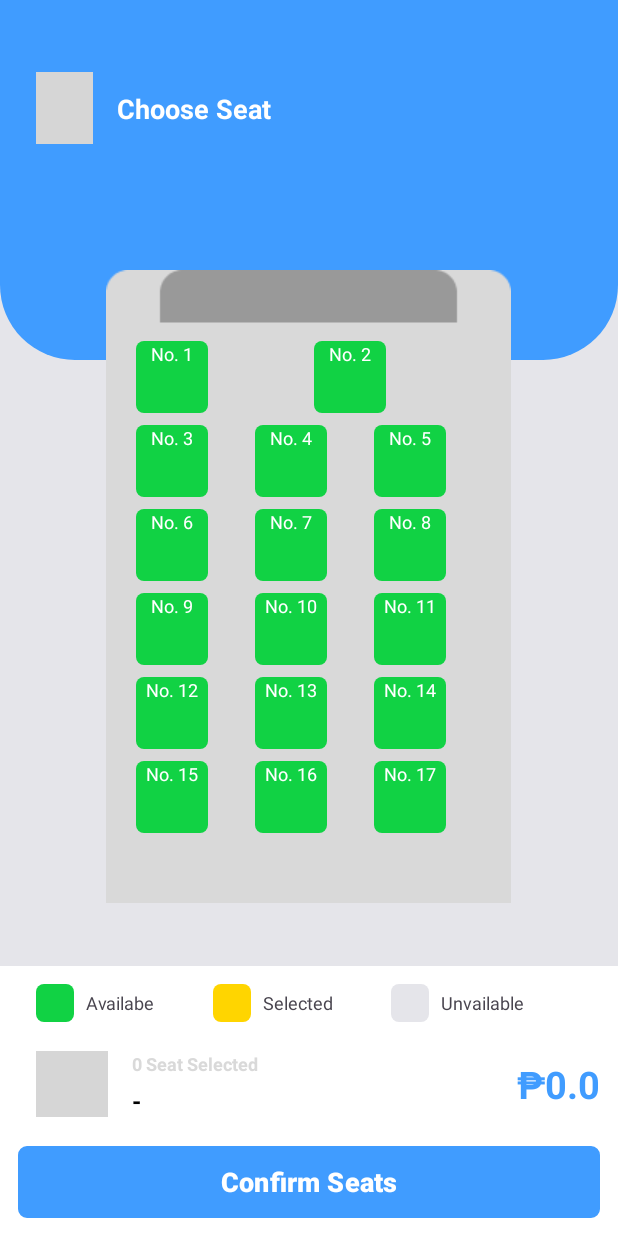
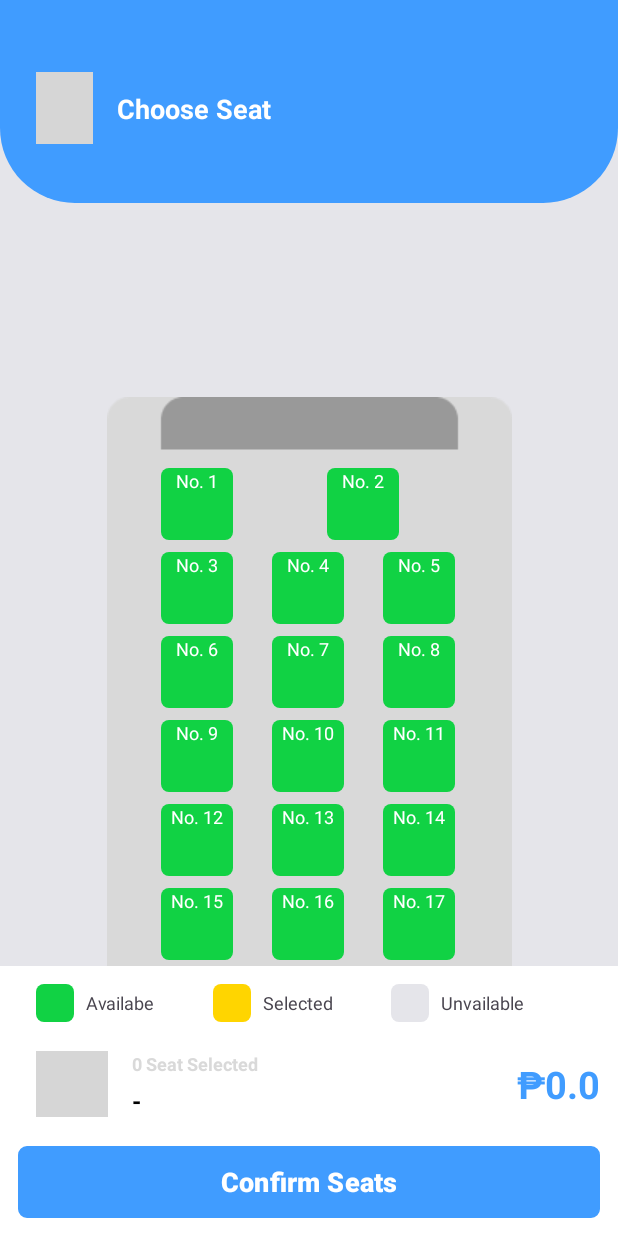
Before and after one commit to Kangkong24/NextVan, an Android app: the SeatListActivity screen opened directly, with no data from a screen before it, on a phone screen of 412 x 824 dp. Run offline under Robolectric (Android 15) with nearby library versions, the light colour scheme and no system bars; grey boxes are pictures that could not be loaded.

Commit message:
Improve the realtime availability of seats and improve ui.

```diff
--- a/app/src/main/java/com/example/nextvanproto/ReservedSeatsResponse.kt
+++ b/app/src/main/java/com/example/nextvanproto/ReservedSeatsResponse.kt
@@ -1,6 +1,6 @@
 package com.example.nextvanproto
 
 data class ReserveSeatsResponse(
-    val status: String,        // Example: "success" or "error"
-    val reserved_seats: String // Updated list of reserved seats
+    val status: String,
+    val reserved_seats: List<String>
 )
--- a/app/src/main/java/com/example/nextvanproto/RetrofitClient.kt
+++ b/app/src/main/java/com/example/nextvanproto/RetrofitClient.kt
@@ -7,6 +7,7 @@ import retrofit2.converter.gson.GsonConverterFactory
 
 object RetrofitClient {
     private const val BASE_URL = "http://192.168.100.16/NextVan/"
+   // private const val BASE_URL = "http://192.168.43.163/NextVan/"
     private val gson = GsonBuilder()
         .setLenient()
         .create()
--- a/app/src/main/res/drawable/grey_bg.xml
+++ b/app/src/main/res/drawable/grey_bg.xml
@@ -4,7 +4,7 @@
     <item>
         <shape android:shape="rectangle">
             <corners android:radius="10dp"/>
-            <solid android:color="@color/darker_grey"/>
+            <solid android:color="@color/dark_grey"/>
         </shape>
     </item>
 </selector>
--- a/app/src/main/res/layout/activity_seat_list.xml
+++ b/app/src/main/res/layout/activity_seat_list.xml
@@ -8,18 +8,10 @@
     android:background="@color/dark_grey"
     tools:context=".SeatListActivity">
 
-    <ScrollView
+    <androidx.constraintlayout.widget.ConstraintLayout
+        android:id="@+id/constraintLayout2"
         android:layout_width="match_parent"
-        android:layout_height="match_parent">
-
-        <androidx.constraintlayout.widget.ConstraintLayout
-            android:layout_width="match_parent"
-            android:layout_height="wrap_content"
-            android:orientation="vertical" >
-
-            <androidx.constraintlayout.widget.ConstraintLayout
-                android:layout_width="match_parent"
-                android:layout_height="240dp"
+        android:layout_height="135dp"
         android:background="@drawable/blue_bg_bottom_corner"
         app:layout_constraintEnd_toEndOf="parent"
         app:layout_constraintStart_toStartOf="parent"
@@ -42,24 +34,34 @@
             android:layout_marginStart="16dp"
             android:text="Choose Seat"
             android:textColor="@color/white"
+            android:textSize="18sp"
             android:textStyle="bold"
-                    android:textSize="18sp"
             app:layout_constraintBottom_toBottomOf="@+id/imgBackBtn"
             app:layout_constraintStart_toEndOf="@+id/imgBackBtn"
             app:layout_constraintTop_toTopOf="@+id/imgBackBtn" />
     </androidx.constraintlayout.widget.ConstraintLayout>
 
+    <ScrollView
+        android:layout_width="match_parent"
+        android:layout_height="0dp"
+        app:layout_constraintTop_toBottomOf="@+id/constraintLayout2"
+        app:layout_constraintBottom_toTopOf="@+id/bottomContainer"
+        app:layout_constraintVertical_bias="0"
+        app:layout_constraintStart_toStartOf="parent"
+        app:layout_constraintEnd_toEndOf="parent">
+
         <androidx.constraintlayout.widget.ConstraintLayout
             android:layout_width="match_parent"
-                android:layout_height="match_parent">
+            android:layout_height="wrap_content"
+            android:orientation="vertical" >
 
             <ImageView
                 android:id="@+id/imgVan"
                 android:layout_width="wrap_content"
                 android:layout_height="wrap_content"
                 android:layout_marginTop="180dp"
+                app:layout_constraintBottom_toBottomOf="parent"
                 app:layout_constraintEnd_toEndOf="parent"
-                    app:layout_constraintHorizontal_bias="0.496"
                 app:layout_constraintStart_toStartOf="parent"
                 app:layout_constraintTop_toTopOf="parent"
                 app:srcCompat="@drawable/van" />
@@ -69,6 +71,7 @@
                     android:layout_width="0dp"
                     android:layout_height="match_parent"
                     android:layout_gravity="center_horizontal"
+                    android:layout_marginStart="16dp"
                     android:paddingLeft="16dp"
                     android:paddingRight="16dp"
                     app:layout_constraintBottom_toBottomOf="parent"
@@ -76,11 +79,12 @@
                     app:layout_constraintHorizontal_bias="0.0"
                     app:layout_constraintStart_toStartOf="@+id/imgVan"
                     app:layout_constraintTop_toTopOf="@+id/imgVan" />
-            </androidx.constraintlayout.widget.ConstraintLayout>
+
         </androidx.constraintlayout.widget.ConstraintLayout>
     </ScrollView>
 
     <androidx.constraintlayout.widget.ConstraintLayout
+        android:id="@+id/bottomContainer"
         android:layout_width="match_parent"
         android:layout_height="180dp"
         app:layout_constraintBottom_toBottomOf="parent"
--- a/app/src/main/res/layout/activity_ticket_detail.xml
+++ b/app/src/main/res/layout/activity_ticket_detail.xml
@@ -53,10 +53,7 @@
         <LinearLayout
             android:layout_width="match_parent"
             android:layout_height="wrap_content"
-            android:orientation="vertical"
-            >
-
-
+            android:orientation="vertical">
 
             <LinearLayout
                 android:layout_width="match_parent"
--- a/app/src/main/res/layout/item_location.xml
+++ b/app/src/main/res/layout/item_location.xml
@@ -3,7 +3,7 @@
     android:layout_width="match_parent"
     android:layout_height="wrap_content"
     android:padding="10dp"
-    android:background="@color/darker_grey"
+    android:background="@color/dark_grey"
     android:orientation="vertical">
 
     <TextView
```
Also changed, not shown: app/src/main/AndroidManifest.xml (+8 -1 lines), app/src/main/java/com/example/nextvanproto/HomeScreen.kt (+15 -0 lines), app/src/main/java/com/example/nextvanproto/SeatListActivity.kt (+36 -22 lines), app/src/main/res/layout/activity_home_screen.xml (+19 -19 lines). Lines whose indentation alone changed are shown as unchanged.
